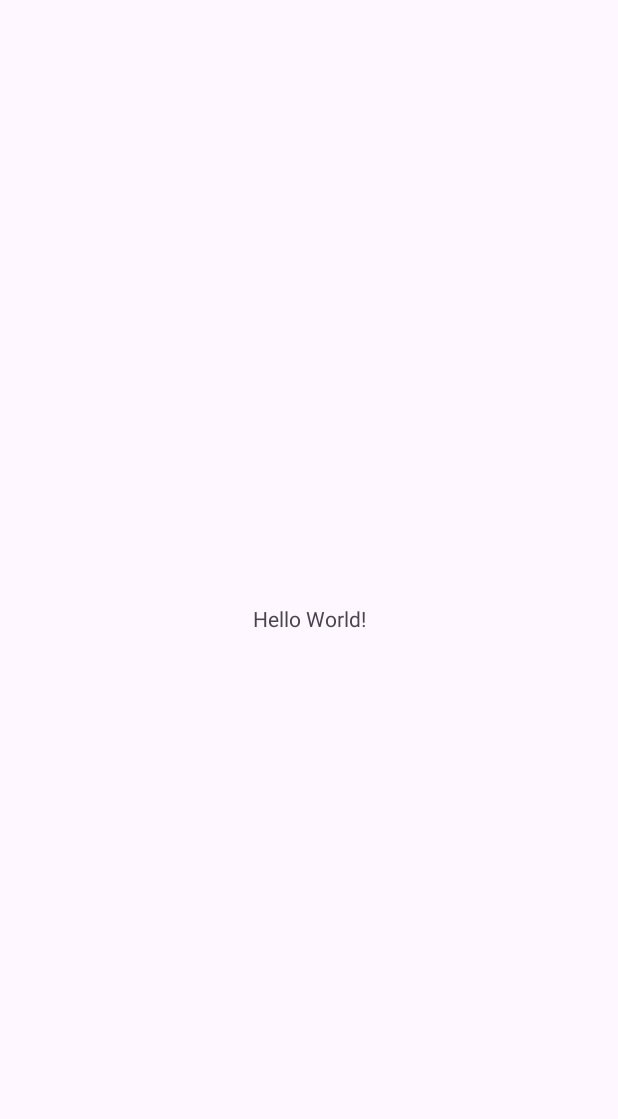
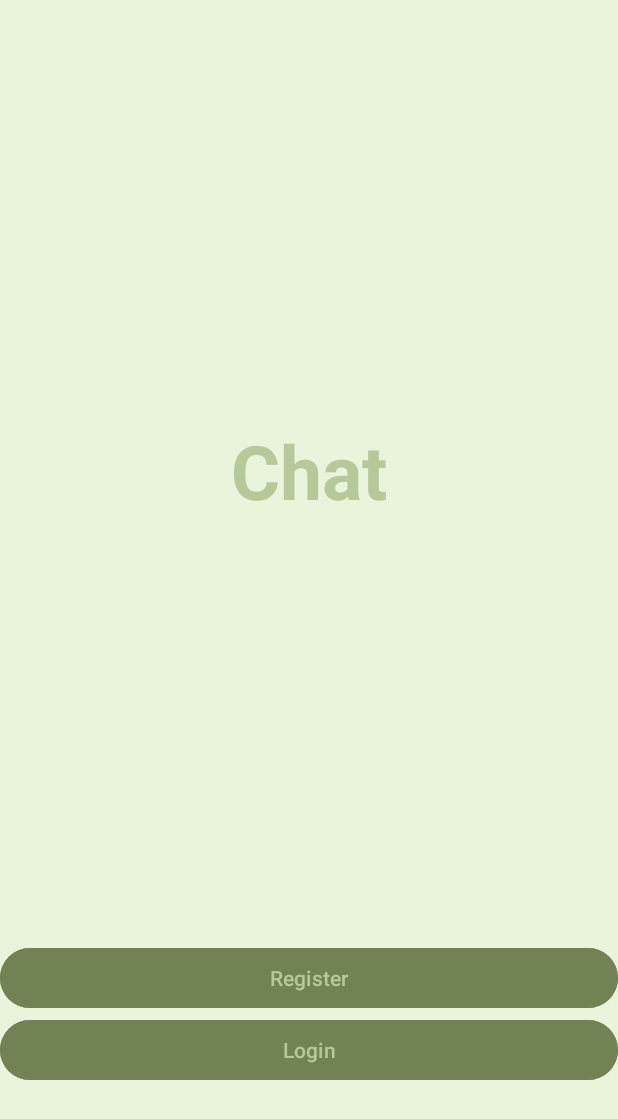
Before and after one commit to SashaUstychenko/Chat, an Android app: the screen it shows after launch (MainActivity), on a phone screen of 412 x 824 dp. Before the commit the part shown is almost empty. Shown: the top 1119 px of the screen. Run offline under Robolectric (Android 15) with nearby library versions, the light colour scheme and no system bars.

Commit message:
end creating mainActivity

```diff
--- a/app/src/main/java/com/example/chat/MainActivity.java
+++ b/app/src/main/java/com/example/chat/MainActivity.java
@@ -1,6 +1,9 @@
 package com.example.chat;
 
+import android.content.Intent;
 import android.os.Bundle;
+import android.view.View;
+import android.widget.Button;
 
 import androidx.activity.EdgeToEdge;
 import androidx.appcompat.app.AppCompatActivity;
@@ -9,12 +12,31 @@ import androidx.core.view.ViewCompat;
 import androidx.core.view.WindowInsetsCompat;
 
 public class MainActivity extends AppCompatActivity {
+    Button mRegisterBtn,mLoginBtn;
 
     @Override
     protected void onCreate(Bundle savedInstanceState) {
         super.onCreate(savedInstanceState);
         EdgeToEdge.enable(this);
         setContentView(R.layout.activity_main);
+        mRegisterBtn = findViewById(R.id.register_btn);
+        mLoginBtn = findViewById(R.id.login_btn);
+
+        mRegisterBtn.setOnClickListener(new View.OnClickListener() {
+            @Override
+            public void onClick(View v) {
+                startActivity(new Intent(MainActivity.this,RegisterActivity.class));
+            }
+        });
+        mLoginBtn.setOnClickListener(new View.OnClickListener() {
+            @Override
+            public void onClick(View v) {
+                startActivity(new Intent(MainActivity.this,LoginActivity.class));
+            }
+        });
+
+
+
         ViewCompat.setOnApplyWindowInsetsListener(findViewById(R.id.main), (v, insets) -> {
             Insets systemBars = insets.getInsets(WindowInsetsCompat.Type.systemBars());
             v.setPadding(systemBars.left, systemBars.top, systemBars.right, systemBars.bottom);
--- a/app/src/main/res/layout/activity_main.xml
+++ b/app/src/main/res/layout/activity_main.xml
@@ -1,19 +1,40 @@
 <?xml version="1.0" encoding="utf-8"?>
-<androidx.constraintlayout.widget.ConstraintLayout xmlns:android="http://schemas.android.com/apk/res/android"
+<RelativeLayout xmlns:android="http://schemas.android.com/apk/res/android"
     xmlns:app="http://schemas.android.com/apk/res-auto"
     xmlns:tools="http://schemas.android.com/tools"
     android:id="@+id/main"
     android:layout_width="match_parent"
     android:layout_height="match_parent"
-    tools:context=".MainActivity">
+    tools:context=".MainActivity"
+    android:padding="20dp"
+    android:background="@color/background_activity"
+    >
+    <TextView
+        android:layout_width="match_parent"
+        android:layout_height="match_parent"
+        android:textStyle="bold"
+        android:gravity="center"
+        android:text="@string/chat"
+        android:textColor="@color/textb"
+        android:textSize="50sp"
+        android:layout_above="@id/register_btn"/>
+    <Button
+        android:id="@+id/register_btn"
+        android:layout_width="match_parent"
+        android:layout_height="wrap_content"
+        android:text="@string/register"
+        android:layout_above="@id/login_btn"
+        android:backgroundTint="@color/background_btn"
+        android:textColor="@color/textb"
+        />
+    <Button
+        android:id="@+id/login_btn"
+        android:layout_width="match_parent"
+        android:layout_height="wrap_content"
+        android:text="@string/login"
+        android:layout_alignParentBottom="true"
+        android:backgroundTint="@color/background_btn"
+        android:layout_marginBottom="100dp"
+        android:textColor="@color/textb" />
 
-    <TextView
-        android:layout_width="wrap_content"
-        android:layout_height="wrap_content"
-        android:text="Hello World!"
-        app:layout_constraintBottom_toBottomOf="parent"
-        app:layout_constraintEnd_toEndOf="parent"
-        app:layout_constraintStart_toStartOf="parent"
-        app:layout_constraintTop_toTopOf="parent" />
-
-</androidx.constraintlayout.widget.ConstraintLayout>
+    </RelativeLayout>
--- a/app/src/main/res/values/colors.xml
+++ b/app/src/main/res/values/colors.xml
@@ -2,4 +2,7 @@
 <resources>
     <color name="black">#FF000000</color>
     <color name="white">#FFFFFFFF</color>
+    <color name="background_activity">#E9F5DB</color>
+    <color name="background_btn">#718355</color>
+    <color name="textb">#B5C99A</color>
 </resources>
--- a/app/src/main/res/values/strings.xml
+++ b/app/src/main/res/values/strings.xml
@@ -1,3 +1,6 @@
 <resources>
     <string name="app_name">Chat</string>
+    <string name="register">Register</string>
+    <string name="login">Login</string>
+    <string name="chat">Chat</string>
 </resources>
```
Also changed, not shown: app/src/main/AndroidManifest.xml (+8 -0 lines), app/src/main/java/com/example/chat/LoginActivity.java (added, +24 -0 lines), app/src/main/java/com/example/chat/RegisterActivity.java (added, +24 -0 lines), app/src/main/res/layout/activity_login.xml (added, +10 -0 lines), app/src/main/res/layout/activity_register.xml (added, +11 -0 lines).
